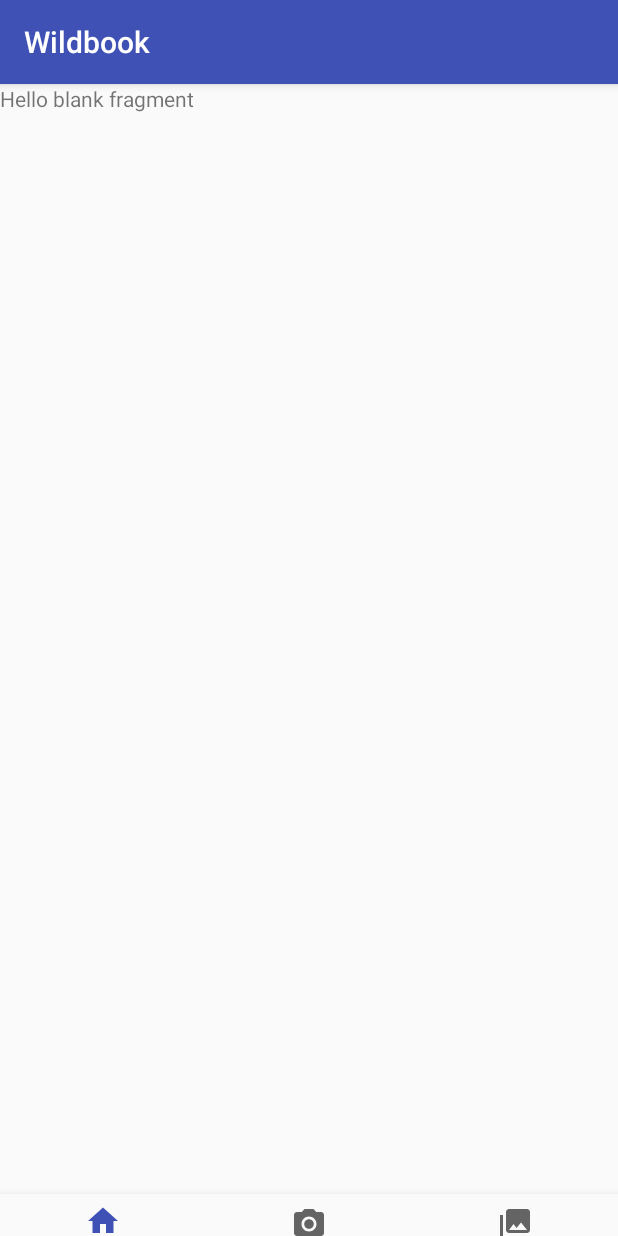
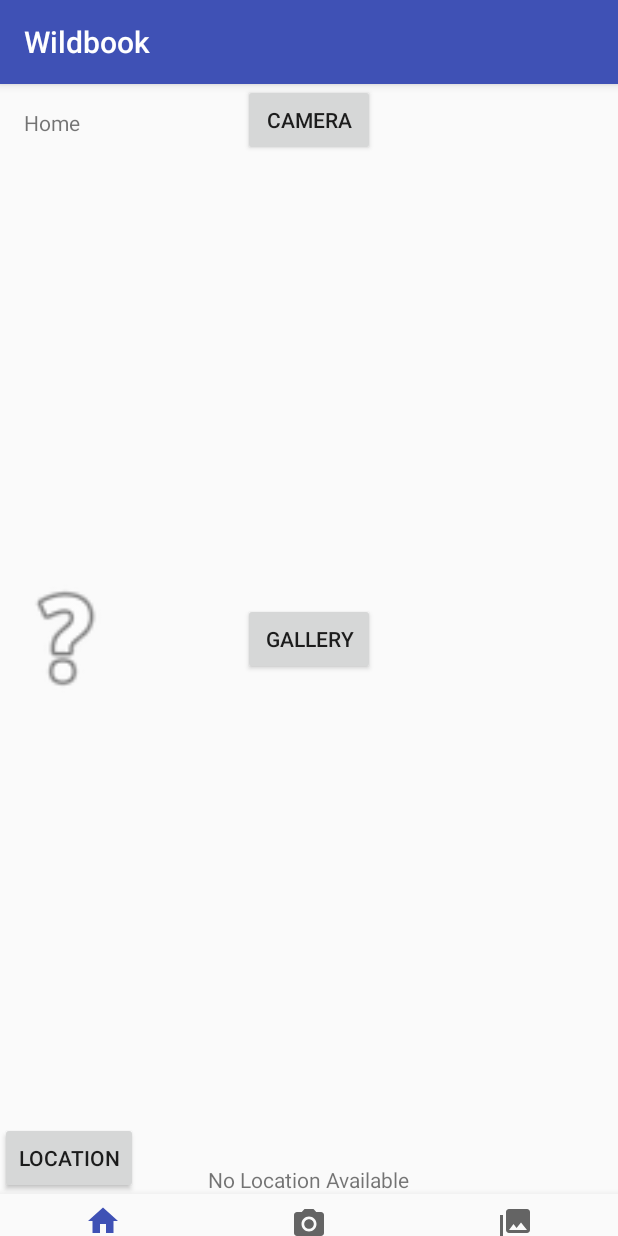
Before and after one commit to graeabbott/wildbookApp, an Android app: the screen it shows after launch (MainActivity), on a phone screen of 412 x 824 dp. Run offline under Robolectric (Android 15) with nearby library versions, the phone set to English and light mode, and no system bars.

Commit message:
fragment manipulation

```diff
--- a/MyApplication1/app/src/main/res/layout/fragment_example.xml
+++ b/MyApplication1/app/src/main/res/layout/fragment_example.xml
@@ -2,12 +2,53 @@
     xmlns:tools="http://schemas.android.com/tools"
     android:layout_width="match_parent"
     android:layout_height="match_parent"
+    xmlns:app="http://schemas.android.com/apk/res-auto"
     tools:context="com.example.affanfarid.myapplication1.ExampleFragment">
 
-    <!-- TODO: Update blank fragment layout -->
     <TextView
+        android:id="@+id/message"
         android:layout_width="match_parent"
-        android:layout_height="match_parent"
-        android:text="@string/hello_blank_fragment" />
+        android:layout_height="wrap_content"
+        android:layout_marginBottom="@dimen/activity_vertical_margin"
+        android:layout_marginLeft="@dimen/activity_horizontal_margin"
+        android:layout_marginRight="@dimen/activity_horizontal_margin"
+        android:layout_marginTop="@dimen/activity_vertical_margin"
+        android:text="@string/title_home" />
+
+    <Button
+        android:id="@+id/button3"
+        android:layout_width="wrap_content"
+        android:layout_height="wrap_content"
+        android:layout_gravity="center_vertical|center_horizontal"
+        android:text="@string/title_gallery" />
+
+    <Button
+        android:id="@+id/cameraButton"
+        android:layout_width="wrap_content"
+        android:layout_height="wrap_content"
+        android:layout_gravity="center_horizontal"
+        android:onClick="onTakePhotoClick_Button"
+        android:text="@string/title_camera" />
+
+    <TextView
+        android:id="@+id/locationText"
+        android:layout_width="wrap_content"
+        android:layout_height="wrap_content"
+        android:layout_gravity="bottom|center_horizontal"
+        android:text="No Location Available" />
+
+    <Button
+        android:id="@+id/locationButton"
+        android:layout_width="wrap_content"
+        android:layout_height="wrap_content"
+        android:layout_gravity="bottom"
+        android:text="Location" />
+
+    <ImageView
+        android:id="@+id/thumbnail"
+        android:layout_width="87dp"
+        android:layout_height="87dp"
+        android:layout_gravity="left|center_horizontal|center"
+        app:srcCompat="@android:drawable/ic_menu_help" />
 
 </FrameLayout>
```
